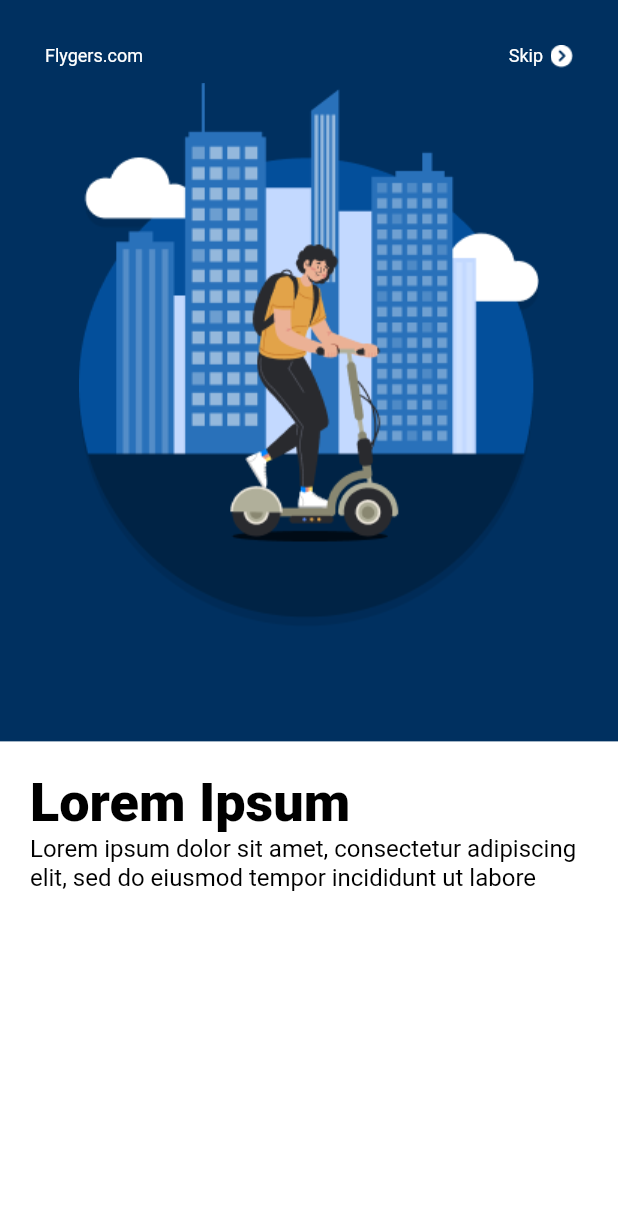
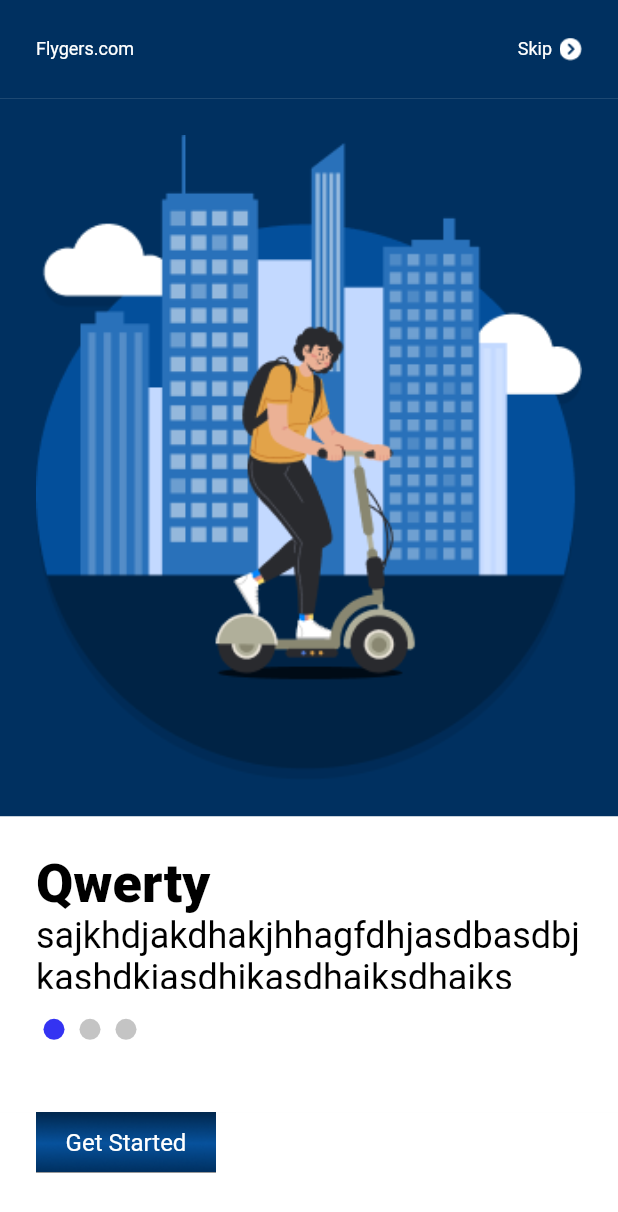
Before and after one commit to rinkuniks/flygrs-flutter, a Flutter app: the screen it shows after launch, on a phone screen of 412 x 824 dp. Shown: the top 1212 px of the screen. Run offline on Flutter 3.47's test engine with Material 2 defaults, Android fonts, the light colour scheme and no system bars; Roboto replaces fonts that are missing (Poppins).

Commit message:
carousel View inTro Screen

```diff
--- a/lib/Utils/res/colors.dart
+++ b/lib/Utils/res/colors.dart
@@ -22,11 +22,12 @@ class AppColors {
   static const Color secondaryButtonBackgroundColor = Color(0xff000000);
   static const Color tertiaryButtonBackgroundColor = Colors.green;
 
-
   //Common Colors
   static const Color black = Color(0xff000000);
   static const Color white = Color(0xffFFFFFF);
   static const Color grey = Colors.grey;
   static const Color shinnySilver = Color(0xffEEEEEE);
   static const Color shadowsGrey = Color(0xff36393D);
+  static const Color activeDot = Color(0XFF3433F2);
+  static const Color deActiveDot = Color(0XFFC4C4C4);
 }
--- a/lib/view/preAuth/getStartedScreenView.dart
+++ b/lib/view/preAuth/getStartedScreenView.dart
@@ -1,3 +1,4 @@
+import 'package:flutter/foundation.dart';
 import 'package:flutter/material.dart';
 import 'package:flygrs/Utils/res/colors.dart';
 
@@ -9,21 +10,50 @@ class GetStartedScreen extends StatefulWidget {
 }
 
 class _GetStartedScreenState extends State<GetStartedScreen> {
+  final PageController _pageController = PageController(initialPage: 0);
+  int pageIndex = 0;
+  int _activePage = 0;
+
+  List<Widget> _list(BuildContext context) {
+    return [
+      const Center(
+          child: Pages(
+        title: "Qwerty",
+        subTitle: "sajkhdjakdhakjhhagfdhjasdbasdbjkashdkjasdhjkasdhajksdhajks",
+        imgPath: "assets/images/getStartedImage.png",
+      )),
+      const Center(
+          child: Pages(
+        title: "Sam House",
+        subTitle: "sajkhdjakdhakjhhagfdhjasdbasdbjkashdkjasdhjkasdhajksdhajks",
+        imgPath: "assets/images/getStartedImage.png",
+      )),
+      const Center(
+          child: Pages(
+        title: "Micheal Jackson",
+        subTitle: "sajkhdjakdhakjhhagfdhjasdbasdbjkashdkjasdhjkasdhajksdhajks",
+        imgPath: "assets/images/getStartedImage.png",
+      )),
+    ];
+  }
+
   @override
   Widget build(BuildContext context) {
     return SafeArea(
       child: Scaffold(
         body: Column(
           children: <Widget>[
+            // carousel UI
             Expanded(
-              flex: 6,
-              child: Container(
-                padding: const EdgeInsets.all(20),
-                color: AppColors.primaryBackgroundColor,
-                child: Column(
-                  children: [
-                    Container(
-                      padding: const EdgeInsets.all(10),
+              flex: 8,
+              child: Column(
+                children: [
+                  // Skip Btn UI
+                  Expanded(
+                    flex: 1,
+                    child: Container(
+                      padding: const EdgeInsets.only(left: 24, right: 24),
+                      color: AppColors.primaryBackgroundColor,
                       child: Row(
                         mainAxisAlignment: MainAxisAlignment.spaceBetween,
                         children: [
@@ -54,47 +84,146 @@ class _GetStartedScreenState extends State<GetStartedScreen> {
                         ],
                       ),
                     ),
-                    Container(
-                      child: ClipRRect(
-                        child: Image.asset(
-                          'assets/images/getStartedImage.png',
-                        ),
-                      ),
-                    )
-                  ],
+                  ),
+                  // Image Scrollable UI
+                  Expanded(
+                    flex: 9,
+                    child: PageView.builder(
+                      controller: _pageController,
+                      allowImplicitScrolling: true,
+                      //  children: _list,
+                      scrollDirection: Axis.horizontal,
+                      reverse: false,
+                      physics: const BouncingScrollPhysics(),
+                      // controller: controller,
+                      onPageChanged: (int pages) {
+                        setState(() {
+                          _activePage = pages;
+                        });
+                      },
+                      itemCount: _list(context).length,
+                      itemBuilder: (BuildContext context, int index) {
+                        return _list(context).elementAt(index);
+                      },
+                    ),
+                  ),
+                ],
+              ),
+            ),
+            // Triple Dot UI
+            Expanded(
+              flex: 1,
+              child: Container(
+                color: AppColors.white,
+                padding: const EdgeInsets.only(left: 24, top: 20),
+                child: Row(
+                  crossAxisAlignment: CrossAxisAlignment.start,
+                  children: List<Widget>.generate(
+                      _list(context).length,
+                      (index) => Padding(
+                            padding: const EdgeInsets.symmetric(horizontal: 5),
+                            child: InkWell(
+                              onTap: () {
+                                _pageController.animateToPage(index,
+                                    duration: const Duration(milliseconds: 300),
+                                    curve: Curves.easeIn);
+                              },
+                              child: CircleAvatar(
+                                radius: 7,
+                                backgroundColor: _activePage == index
+                                    ? AppColors.activeDot
+                                    : AppColors.deActiveDot,
+                              ),
+                            ),
+                          )),
                 ),
               ),
             ),
+            // Button UI
             Expanded(
-              flex: 4,
+              flex: 1,
               child: Container(
-                width: MediaQuery.of(context).size.width,
-                padding: const EdgeInsets.all(20),
                 color: AppColors.white,
-                child: const Column(
-                  crossAxisAlignment: CrossAxisAlignment.start,
-                  children: [
-                    Text(
-                      "Lorem Ipsum",
-                      style: TextStyle(
-                          color: AppColors.black,
-                          fontSize: 36,
-                          fontWeight: FontWeight.w900),
-                    ),
-                    Text(
-                      "Lorem ipsum dolor sit amet, consectetur adipiscing elit, sed do eiusmod tempor incididunt ut labore",
-                      style: TextStyle(
-                          color: AppColors.black,
-                          fontSize: 16,
-                          fontWeight: FontWeight.w400),
-                    )
-                  ],
+                padding: const EdgeInsets.only(left: 24),
+                child: Align(
+                  alignment: Alignment.topLeft,
+                  child: GestureDetector(
+                      child: Container(
+                          width: 120,
+                          height: 40,
+                          alignment: Alignment.center,
+                          decoration: const BoxDecoration(
+                            color: Colors.black,
+                            image: DecorationImage(
+                                image: AssetImage("assets/images/btnBg.png"),
+                                fit: BoxFit.cover),
+                          ),
+                          child: const Text("Get Started",
+                              style: TextStyle(
+                                  fontSize: 16,
+                                  fontWeight: FontWeight.w400,
+                                  fontFamily: "Poppins",
+                                  color: AppColors.white))),
+                      onTap: () {
+                        if (kDebugMode) {
+                          print("you clicked me");
+                        }
+                      }),
                 ),
               ),
-            )
+            ),
           ],
         ),
       ),
     );
   }
 }
+
+class Pages extends StatelessWidget {
+  final title;
+  final subTitle;
+
+  // final color;
+  final imgPath;
+
+  const Pages({super.key, this.title, this.subTitle, this.imgPath});
+
+  @override
+  Widget build(BuildContext context) {
+    return Column(
+        children: <Widget>[
+          Container(
+            width: MediaQuery.of(context).size.width,
+            padding: const EdgeInsets.all(24),
+            color: AppColors.primaryBackgroundColor,
+            child: Image.asset(
+              imgPath,
+              fit: BoxFit.fill,
+            ),
+          ),
+          Container(
+            color: Colors.white,
+            padding: const EdgeInsets.only(left: 24, right: 24, top: 24),
+            child: Column(
+              crossAxisAlignment: CrossAxisAlignment.start,
+              children: [
+                Text(
+                  title,
+                  textAlign: TextAlign.left,
+                  style: const TextStyle(fontSize: 36,
+                  fontWeight: FontWeight.w900,
+                  color: AppColors.black),
+                ),
+                Text(
+                  subTitle,
+                  textAlign: TextAlign.left,
+                  style: const TextStyle(fontSize: 24,
+                      fontWeight: FontWeight.w400,
+                      color: AppColors.black),
+                ),
+              ],
+            ),
+          ),
+        ]);
+  }
+}
```
Also changed, not shown: assets/images/btnBg.png (added).
